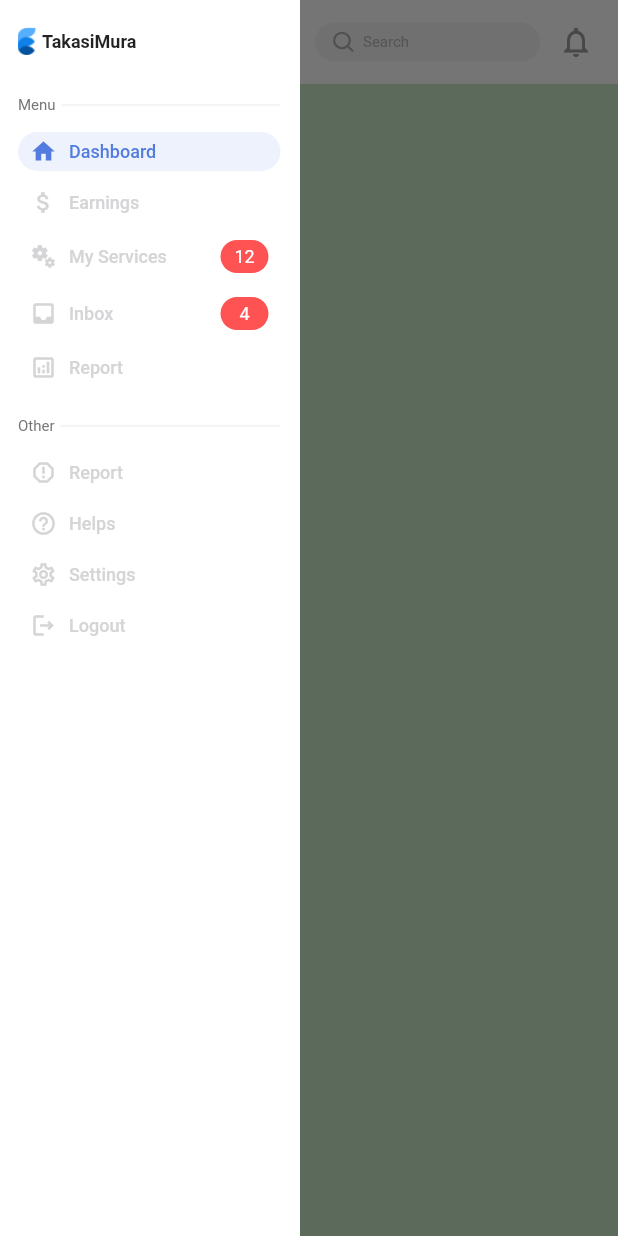
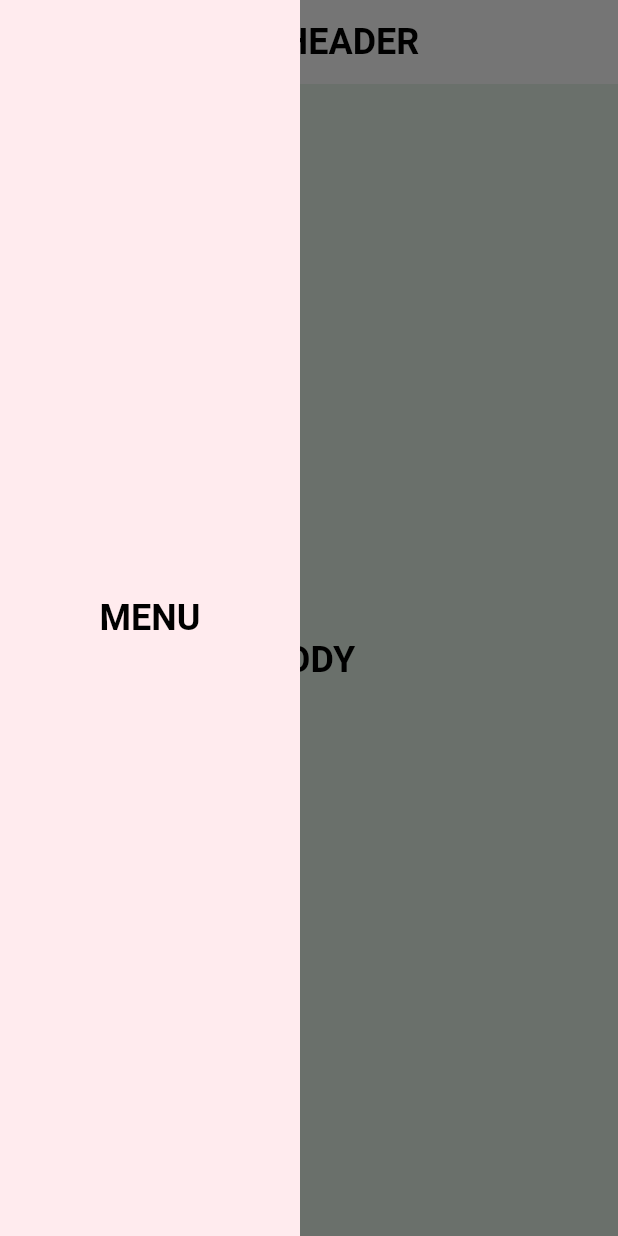
Before and after one commit to Mohiuddin655-DEV/flutter_dashboard_kit, a Flutter app: the screen it shows after launch, with the side drawer open, on a phone screen of 412 x 824 dp. Run offline on Flutter 3.47's test engine with Material 2 defaults, Android fonts, the phone set to English and light mode, and no system bars; our stand-ins replace badges, cached_network_image, camera, cloud_firestore, connectivity_plus, equatable and 14 more; missing offline and left inert: flutter_facebook_auth; accounts and stored records are empty; project files that could hold a hidden picture were left out.

Commit message:
v-1.0.7 [finally dashboard configured]

```diff
--- a/lib/feature/presentation/page/dashboard/page.dart
+++ b/lib/feature/presentation/page/dashboard/page.dart
@@ -37,7 +37,7 @@ class _DashboardPageState extends State<DashboardPage> {
       ),
       report: DashboardReport(
         builder: (config) {
-          return const ReportSegment();
+          return const SideBarSegment();
         },
       ),
     );
--- a/lib/feature/presentation/page/dashboard/segments/body_segment.dart
+++ b/lib/feature/presentation/page/dashboard/segments/body_segment.dart
@@ -6,7 +6,18 @@ class BodySegment extends StatelessWidget {
   @override
   Widget build(BuildContext context) {
     return Container(
-      color: Colors.green.shade100,
+      width: double.infinity,
+      height: double.infinity,
+      alignment: Alignment.center,
+      color: Colors.green.shade50,
+      child: const Text(
+        "BODY",
+        style: TextStyle(
+          color: Colors.black,
+          fontWeight: FontWeight.bold,
+          fontSize: 24,
+        ),
+      ),
     );
   }
 }
--- a/lib/feature/presentation/page/dashboard/segments/header_segment.dart
+++ b/lib/feature/presentation/page/dashboard/segments/header_segment.dart
@@ -1,9 +1,4 @@
 import 'package:flutter/material.dart';
-import 'package:flutter_erp_software/feature/presentation/widget/action_button.dart';
-import 'package:flutter_erp_software/utils/models/state_value.dart';
-import 'package:flutter_erp_software/widgets/edit_text.dart';
-
-import '../../../../../widgets/text_view.dart';
 
 class HeaderSegment extends StatelessWidget {
   const HeaderSegment({Key? key}) : super(key: key);
@@ -12,47 +7,16 @@ class HeaderSegment extends StatelessWidget {
   Widget build(BuildContext context) {
     return Container(
       width: double.infinity,
+      height: 54,
       alignment: Alignment.center,
-      height: 54,
       color: Colors.white,
-      padding: const EdgeInsets.only(right: 8),
-      child: Row(
-        crossAxisAlignment: CrossAxisAlignment.center,
-        mainAxisAlignment: MainAxisAlignment.spaceBetween,
-        children: [
-          const TextView(
-            text: "Dashboard",
-            textColor: Colors.black,
-            fontWeight: FontWeight.bold,
-            textSize: 14,
-          ),
-          const Spacer(),
-          const EditText(
-            hint: "Search",
-            width: 150,
-            textSize: 10,
-            background: Color(0xfff5f5f5),
-            padding: EdgeInsets.symmetric(
-              horizontal: 12,
-              vertical: 6,
-            ),
-            borderRadius: 25,
-            drawableStart: DrawableIcon(
-              active: "assets/icons/Search.svg",
-            ),
-            drawablePadding: 6,
-            drawableSize: 14,
-            drawableTint: StateValue(active: Colors.grey),
-          ),
-          ActionButton(
-            icon: Icons.notifications_none,
-            size: 24,
-            background: Colors.transparent,
-            tint: Colors.grey,
-            margin: const EdgeInsets.only(left: 4),
-            onPressed: () {},
-          ),
-        ],
+      child: const Text(
+        "HEADER",
+        style: TextStyle(
+          color: Colors.black,
+          fontWeight: FontWeight.bold,
+          fontSize: 24,
+        ),
       ),
     );
   }
--- a/lib/feature/presentation/page/dashboard/segments/menu_segment.dart
+++ b/lib/feature/presentation/page/dashboard/segments/menu_segment.dart
@@ -1,7 +1,4 @@
 import 'package:flutter/material.dart';
-
-import '../widgets/menus.dart';
-import '../widgets/header_logo.dart';
 
 class MenuSegment extends StatelessWidget {
   const MenuSegment({Key? key}) : super(key: key);
@@ -10,14 +7,16 @@ class MenuSegment extends StatelessWidget {
   Widget build(BuildContext context) {
     return Container(
       width: 200,
-      margin: const EdgeInsets.only(right: 1),
-      child: Flex(
-        direction: Axis.vertical,
-        crossAxisAlignment: CrossAxisAlignment.start,
-        children: const [
-          HeaderLogo(),
-          Menus(),
-        ],
+      height: double.infinity,
+      alignment: Alignment.center,
+      color: Colors.red.shade50,
+      child: const Text(
+        "MENU",
+        style: TextStyle(
+          color: Colors.black,
+          fontWeight: FontWeight.bold,
+          fontSize: 24,
+        ),
       ),
     );
   }
--- a/lib/feature/presentation/widget/action_button.dart
+++ /dev/null
@@ -1,67 +0,0 @@
-import 'package:flutter/material.dart';
-import 'package:flutter_svg/svg.dart';
-
-class ActionButton extends StatelessWidget {
-  final double size;
-  final double? borderRadius;
-  final dynamic icon;
-  final Color? tint;
-  final Color? background;
-  final double? padding;
-  final EdgeInsetsGeometry? margin;
-  final Function()? onPressed;
-
-  const ActionButton({
-    Key? key,
-    required this.icon,
-    this.borderRadius,
-    this.tint,
-    this.background,
-    this.size = 24,
-    this.padding,
-    this.margin,
-    this.onPressed,
-  }) : super(key: key);
-
-  @override
-  Widget build(BuildContext context) {
-    return Column(
-      mainAxisAlignment: MainAxisAlignment.center,
-      children: [
-        Container(
-          padding: margin,
-          child: Material(
-            borderRadius: BorderRadius.circular(borderRadius ?? 50),
-            color: background,
-            clipBehavior: Clip.antiAlias,
-            child: InkWell(
-              onTap: onPressed,
-              borderRadius: BorderRadius.circular(borderRadius ?? 50),
-              child: Container(
-                width: size,
-                height: size,
-                margin: EdgeInsets.all(padding ?? (size / 3)),
-                child: FittedBox(
-                  child: icon is String
-                      ? SvgPicture.asset(
-                          icon,
-                          width: size,
-                          height: size,
-                          color: tint,
-                        )
-                      : icon is IconData
-                          ? Icon(
-                              icon,
-                              size: size,
-                              color: tint,
-                            )
-                          : null,
-                ),
-              ),
-            ),
-          ),
-        ),
-      ],
-    );
-  }
-}
--- a/lib/widgets/dashboard.dart
+++ b/lib/widgets/dashboard.dart
@@ -7,6 +7,7 @@ import '../utils/configurations/size_config.dart';
 import 'image_button.dart';
 
 typedef SectionBuilder = Widget Function(SizeConfig config);
+typedef DashboardCallback = Function(VoidCallback fn);
 
 class Dashboard extends StatelessWidget {
   final DeviceConfig config;
@@ -306,6 +307,7 @@ class DashboardBody extends StatelessWidget {
 
 class DashboardReport extends StatelessWidget {
   final Color? background;
+
   final double width;
   final SectionBuilder builder;
 
@@ -353,7 +355,9 @@ class _SectionState extends State<_Section> {
   Widget build(BuildContext context) {
     return _WidgetWrapper(
       wrapper: (Size size) {
-        config = SizeConfig.of(context, size: size);
+        setState(() {
+          config = SizeConfig.of(context, size: size);
+        });
       },
       child: Container(
         width: widget.width,
--- a/lib/widgets/edit_text.dart
+++ b/lib/widgets/edit_text.dart
@@ -87,6 +87,7 @@ class _EditTextState extends State<EditText> {
 
   void initController() {
     controller._editable.text = widget.text ?? "";
+    controller.enabled = widget.enabled;
     controller.autoFocus = widget.autoFocus;
     controller.width = widget.width;
     controller.border = widget.border;
@@ -192,6 +193,7 @@ class _EditTextState extends State<EditText> {
                               ),
                             ),
                           ),
+                        if (controller.enabled)
                           EditableText(
                             textAlign: controller.textAlign,
                             controller: controller._editable,
```
Also changed, not shown: lib/feature/presentation/page/dashboard/desktop_body.dart (deleted, +0 -37 lines), lib/feature/presentation/page/dashboard/mobile_body.dart (deleted, +0 -33 lines), lib/feature/presentation/page/dashboard/segments/message_segment.dart (+13 -3 lines), lib/feature/presentation/page/dashboard/tab_body.dart (deleted, +0 -32 lines), lib/widgets/action_button.dart (+26 -5 lines), lib/widgets/text_view.dart (+8 -0 lines). Lines whose indentation alone changed are shown as unchanged.
